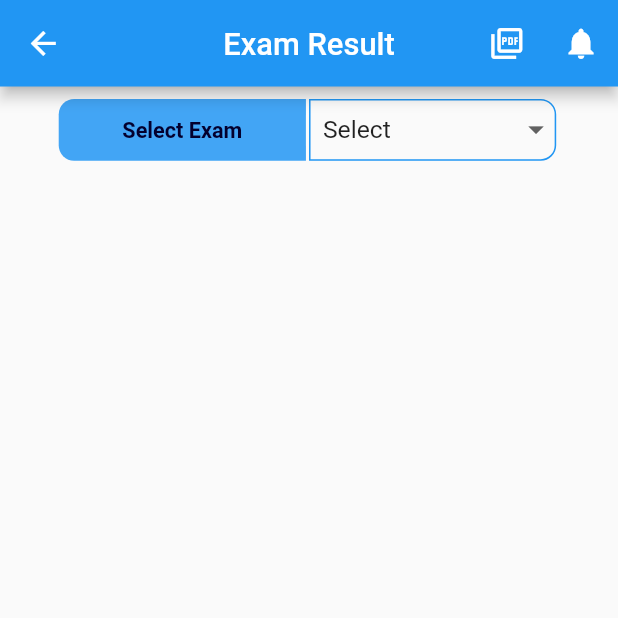
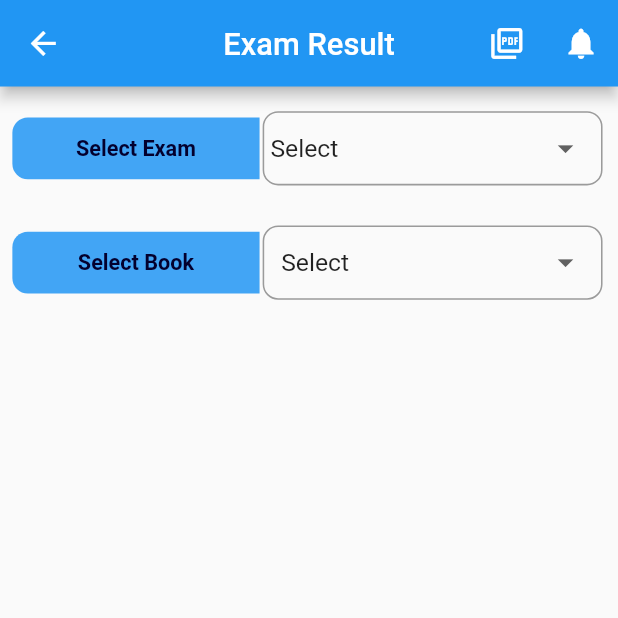
Before and after one commit to vivek5kumar/schoolManagement, a Flutter app: the ExamResult screen opened directly, on a phone screen of 412 x 824 dp, the top half of it. Run offline on Flutter 3.47's test engine with Material 2 defaults, Android fonts, the phone set to English and light mode, and no system bars; our stand-ins replace connectivity, flutter_screenutil, get, qr_flutter, responsive_framework, shared_preferences; missing offline and left inert: flutter_barcode_scanner, flutter_clean_calendar; accounts and stored records are empty.

Commit message:
updated code

```diff
--- a/lib/controller/resultController.dart
+++ b/lib/controller/resultController.dart
@@ -3,6 +3,7 @@ import 'package:get/get.dart';
 
 class ExamResultController extends GetxController {
   String selectExamType = "Select";
+  String selectBook = "Select";
   List examSemester = [
     "Select",
     "First Sem",
@@ -10,4 +11,13 @@ class ExamResultController extends GetxController {
     "Third Sem",
     "Forth Sem"
   ];
+
+  List semesterBook = [
+    "Select",
+    "Mathmatic",
+    "Enviromental",
+    "Electroni",
+    "Electical",
+    "Communication"
+  ];
 }
--- a/lib/custom_widgets/custom_sizes.dart
+++ b/lib/custom_widgets/custom_sizes.dart
@@ -24,6 +24,7 @@ class FontSize {
 class AppPadding {
   static const double p2 = 2.0;
   static const double p8 = 8.0;
+  static const double p10 = 10.0;
   static const double p12 = 12.0;
   static const double p14 = 14.0;
   static const double p16 = 16.0;
--- a/lib/profile/student_accountpage.dart
+++ b/lib/profile/student_accountpage.dart
@@ -265,9 +265,10 @@ class _StudentAccountState extends State<StudentAccount> {
                   ),
                   Padding(
                     padding:
-                        const EdgeInsets.symmetric(horizontal: AppPadding.p20),
+                        const EdgeInsets.symmetric(horizontal: AppPadding.p10),
                     child: ElevatedButton(
                         style: ElevatedButton.styleFrom(
+                            fixedSize: const Size(20, 40),
                             shape: RoundedRectangleBorder(
                                 borderRadius: BorderRadius.circular(20))),
                         onPressed: () {
--- a/lib/screens/Holiday/holiday.dart
+++ b/lib/screens/Holiday/holiday.dart
@@ -44,7 +44,7 @@ class _HolidayCalenderState extends State<HolidayCalender> {
               DateTime.now().day + 3, 20, 0),
           endTime: DateTime(DateTime.now().year, DateTime.now().month,
               DateTime.now().day + 3, 23, 0),
-          description: "Invited by Sapple System Pvt.Ltd")
+          description: "Invited by Sapple System Pvt.Ltd"),
     ]
   };
 
--- a/lib/screens/Result/result_exampage.dart
+++ b/lib/screens/Result/result_exampage.dart
@@ -36,7 +36,9 @@ class _ExamResultState extends State<ExamResult> {
         padding: const EdgeInsets.symmetric(vertical: AppPadding.p8),
         child: Column(
           children: [
-            Row(
+            Padding(
+              padding: const EdgeInsets.all(8.0),
+              child: Row(
                 mainAxisAlignment: MainAxisAlignment.center,
                 children: [
                   Container(
@@ -61,43 +63,90 @@ class _ExamResultState extends State<ExamResult> {
                           fontWeight: FontWeightManager.bold),
                     )),
                   ),
-                Padding(
+                  Flexible(
+                    flex: 7,
+                    child: Padding(
                       padding:
                           const EdgeInsets.symmetric(horizontal: AppPadding.p2),
-                  child: Container(
-                    width: size.width * 0.4,
-                    height: size.height * 0.05,
-                    decoration: BoxDecoration(
-                        border: Border.all(color: Colors.blue, width: 1),
-                        borderRadius: const BorderRadius.only(
-                          topRight: Radius.circular(
-                            10,
+                      child: DropdownButtonFormField(
+                          validator: (value) {
+                            if (value == "Select") {
+                              return "Select Semester";
+                            }
+                          },
+                          decoration: InputDecoration(
+                            border: OutlineInputBorder(
+                                borderRadius: BorderRadius.circular(10)),
+                            contentPadding: EdgeInsets.all(5),
                           ),
-                          bottomRight: Radius.circular(
-                            10,
-                          ),
-                        )),
-                    child: DropdownButtonHideUnderline(
-                      child: DropdownButton(
                           value: resultCtrl.selectExamType,
                           items: resultCtrl.examSemester.map((items) {
                             return DropdownMenuItem(
-                                value: items,
-                                child: Padding(
-                                  padding: const EdgeInsets.all(AppPadding.p8),
-                                  child: Text(items),
-                                ));
+                                value: items, child: Text(items));
                           }).toList(),
                           onChanged: (val) {
-                            setState(() {
                             resultCtrl.selectExamType = val.toString();
-                            });
                           }),
-                    ),
                     ),
                   ),
                 ],
               ),
+            ),
+            const SizedBox(
+              height: 10,
+            ),
+            Padding(
+              padding: const EdgeInsets.all(8.0),
+              child: Row(
+                children: [
+                  Container(
+                    width: size.width * 0.4,
+                    height: size.height * 0.05,
+                    decoration: BoxDecoration(
+                        color: Colors.blue[400],
+                        borderRadius: const BorderRadius.only(
+                          topLeft: Radius.circular(
+                            10,
+                          ),
+                          bottomLeft: Radius.circular(
+                            10,
+                          ),
+                        )),
+                    // color: Colors.blue[200],
+                    child: const Center(
+                        child: Text(
+                      "Select Book",
+                      style: TextStyle(
+                          color: kPrimaryColor,
+                          fontWeight: FontWeightManager.bold),
+                    )),
+                  ),
+                  Flexible(
+                    flex: 7,
+                    child: Padding(
+                      padding:
+                          const EdgeInsets.symmetric(horizontal: AppPadding.p2),
+                      child: DropdownButtonFormField(
+                          validator: (value) {
+                            return "Select Book";
+                          },
+                          decoration: InputDecoration(
+                              contentPadding: EdgeInsets.all(12),
+                              border: OutlineInputBorder(
+                                  borderRadius: BorderRadius.circular(10))),
+                          value: resultCtrl.selectBook,
+                          items: resultCtrl.semesterBook.map((books) {
+                            return DropdownMenuItem(
+                                value: books, child: Text(books));
+                          }).toList(),
+                          onChanged: (val) {
+                            resultCtrl.selectBook = val.toString();
+                          }),
+                    ),
+                  )
+                ],
+              ),
+            )
           ],
         ),
       ),
```
Also changed, not shown: lib/login/user_login.dart (+11 -3 lines), lib/screens/Fee Payment/fee_payment.dart (+12 -12 lines), lib/splashScreen.dart (+29 -29 lines). Lines whose indentation alone changed are shown as unchanged.
